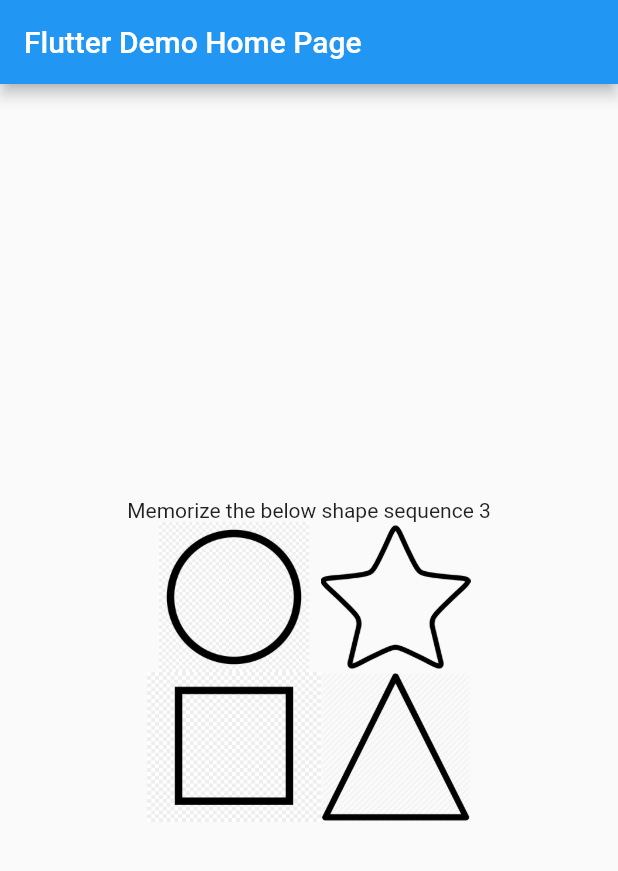
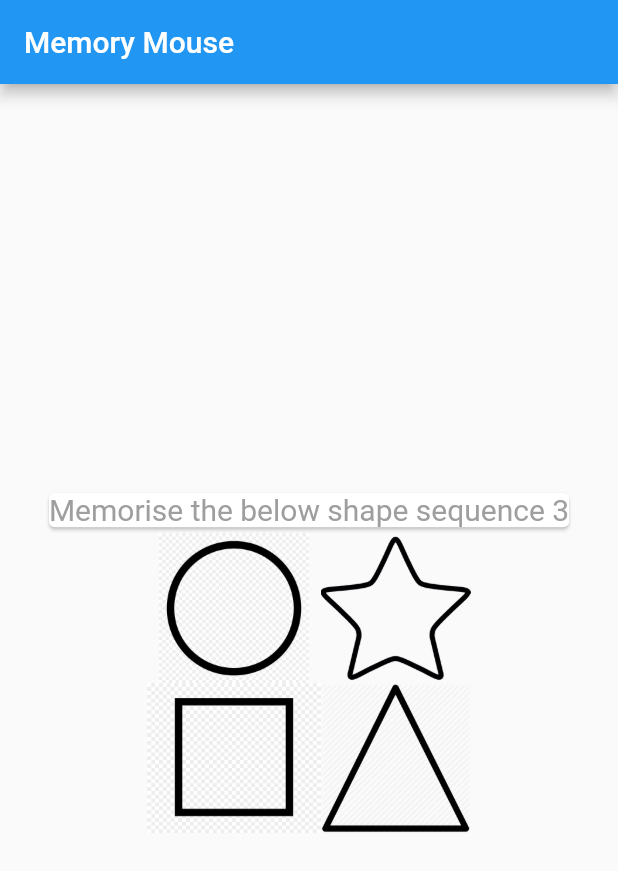
Before and after one commit to Homeservenow/memory-mouse, a Flutter app: the screen it shows after launch, on a phone screen of 412 x 824 dp. Shown: the top 871 px of the screen. Run offline on Flutter 3.47's test engine with Material 2 defaults, Android fonts, the light colour scheme and no system bars.

Commit message:
Some style changes to home screen

```diff
--- a/lib/main.dart
+++ b/lib/main.dart
@@ -11,7 +11,7 @@ class MyApp extends StatelessWidget {
   @override
   Widget build(BuildContext context) {
     return MaterialApp(
-      title: 'Flutter Demo',
+      title: 'Memory Mouse',
       theme: ThemeData(
         // This is the theme of your application.
         //
@@ -28,7 +28,7 @@ class MyApp extends StatelessWidget {
         // closer together (more dense) than on mobile platforms.
         visualDensity: VisualDensity.adaptivePlatformDensity,
       ),
-      home: MyHomePage(title: 'Flutter Demo Home Page'),
+      home: MyHomePage(title: 'Memory Mouse'),
     );
   }
 }
@@ -107,8 +107,8 @@ class _MyHomePageState extends State<MyHomePage> {
           // horizontal).
           mainAxisAlignment: MainAxisAlignment.center,
           children: <Widget>[
-            Text(
-              'Memorize the below shape sequence $_counter',
+            Card(
+              child: Text('Memorise the below shape sequence $_counter', style: TextStyle(color: Colors.grey, fontSize: 20.0)),
             ),
             Row(
               mainAxisAlignment: MainAxisAlignment.center,
```
Also changed, not shown: 2 other files.
